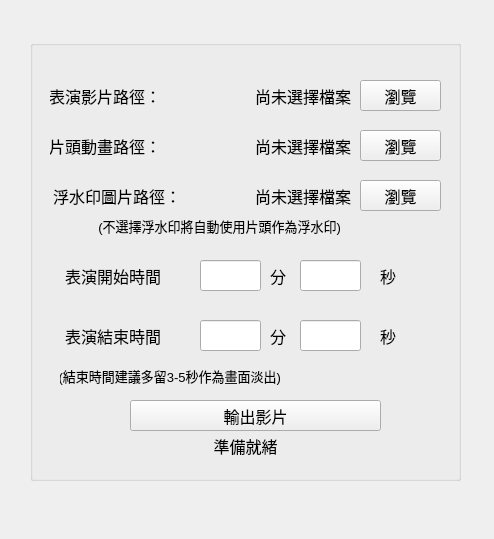
Above: main.ui from Rushyuheng/video_auto_editor before the change. Below: the same form after it.
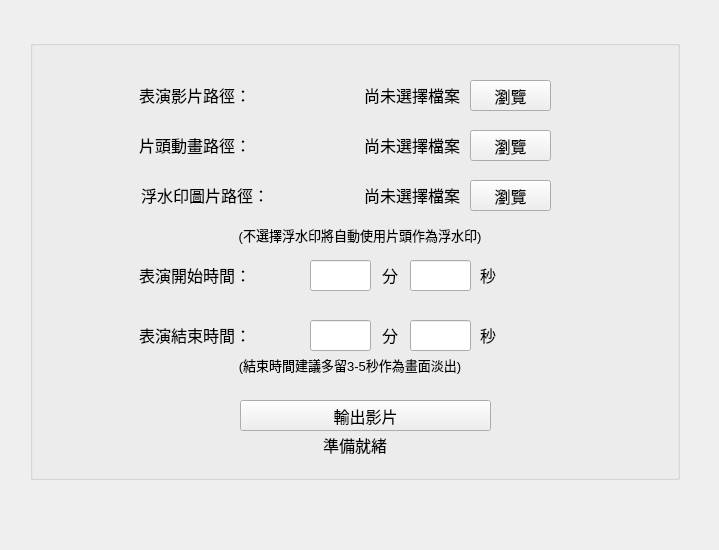
That is the form after the change.

What changed in the file:
```diff
--- a/main.ui
+++ b/main.ui
@@ -6,8 +6,8 @@
    <rect>
     <x>0</x>
     <y>0</y>
-    <width>494</width>
-    <height>539</height>
+    <width>719</width>
+    <height>550</height>
    </rect>
   </property>
   <property name="windowTitle">
@@ -18,8 +18,8 @@
     <rect>
      <x>30</x>
      <y>40</y>
-     <width>431</width>
-     <height>441</height>
+     <width>650</width>
+     <height>440</height>
     </rect>
    </property>
    <property name="font">
@@ -40,7 +40,7 @@
    <widget class="QPushButton" name="write_video">
     <property name="geometry">
      <rect>
-      <x>100</x>
+      <x>210</x>
       <y>360</y>
       <width>251</width>
       <height>31</height>
@@ -53,39 +53,39 @@
    <widget class="QLabel" name="label">
     <property name="geometry">
      <rect>
-      <x>20</x>
+      <x>90</x>
       <y>220</y>
-      <width>111</width>
-      <height>31</height>
+      <width>150</width>
+      <height>30</height>
      </rect>
     </property>
     <property name="text">
-     <string>表演開始時間</string>
+     <string>表演開始時間：</string>
     </property>
     <property name="alignment">
-     <set>Qt::AlignRight|Qt::AlignTrailing|Qt::AlignVCenter</set>
+     <set>Qt::AlignCenter</set>
     </property>
    </widget>
    <widget class="QLabel" name="label_3">
     <property name="geometry">
      <rect>
-      <x>240</x>
+      <x>340</x>
       <y>220</y>
-      <width>21</width>
-      <height>31</height>
+      <width>40</width>
+      <height>30</height>
      </rect>
     </property>
     <property name="text">
      <string>分</string>
     </property>
     <property name="alignment">
-     <set>Qt::AlignLeading|Qt::AlignLeft|Qt::AlignVCenter</set>
+     <set>Qt::AlignCenter</set>
     </property>
    </widget>
    <widget class="QLineEdit" name="start_min">
     <property name="geometry">
      <rect>
-      <x>170</x>
+      <x>280</x>
       <y>220</y>
       <width>61</width>
       <height>31</height>
@@ -95,7 +95,7 @@
    <widget class="QLineEdit" name="start_sec">
     <property name="geometry">
      <rect>
-      <x>270</x>
+      <x>380</x>
       <y>220</y>
       <width>61</width>
       <height>31</height>
@@ -105,10 +105,10 @@
    <widget class="QLabel" name="label_6">
     <property name="geometry">
      <rect>
-      <x>350</x>
+      <x>450</x>
       <y>220</y>
-      <width>31</width>
-      <height>31</height>
+      <width>40</width>
+      <height>30</height>
      </rect>
     </property>
     <property name="text">
@@ -121,23 +121,23 @@
    <widget class="QLabel" name="label_2">
     <property name="geometry">
      <rect>
-      <x>20</x>
+      <x>90</x>
       <y>280</y>
-      <width>111</width>
-      <height>31</height>
+      <width>150</width>
+      <height>30</height>
      </rect>
     </property>
     <property name="text">
-     <string>表演結束時間</string>
+     <string>表演結束時間：</string>
     </property>
     <property name="alignment">
-     <set>Qt::AlignRight|Qt::AlignTrailing|Qt::AlignVCenter</set>
+     <set>Qt::AlignCenter</set>
     </property>
    </widget>
    <widget class="QLineEdit" name="end_min">
     <property name="geometry">
      <rect>
-      <x>170</x>
+      <x>280</x>
       <y>280</y>
       <width>61</width>
       <height>31</height>
@@ -147,26 +147,26 @@
    <widget class="QLabel" name="label_7">
     <property name="geometry">
      <rect>
-      <x>240</x>
+      <x>340</x>
       <y>280</y>
-      <width>21</width>
-      <height>31</height>
+      <width>40</width>
+      <height>30</height>
      </rect>
     </property>
     <property name="text">
      <string>分</string>
     </property>
     <property name="alignment">
-     <set>Qt::AlignLeading|Qt::AlignLeft|Qt::AlignVCenter</set>
+     <set>Qt::AlignCenter</set>
     </property>
    </widget>
    <widget class="QLabel" name="label_10">
     <property name="geometry">
      <rect>
-      <x>350</x>
+      <x>450</x>
       <y>280</y>
-      <width>31</width>
-      <height>31</height>
+      <width>40</width>
+      <height>30</height>
      </rect>
     </property>
     <property name="text">
@@ -179,7 +179,7 @@
    <widget class="QLineEdit" name="end_sec">
     <property name="geometry">
      <rect>
-      <x>270</x>
+      <x>380</x>
       <y>280</y>
       <width>61</width>
       <height>31</height>
@@ -189,58 +189,58 @@
    <widget class="QLabel" name="label_4">
     <property name="geometry">
      <rect>
-      <x>20</x>
+      <x>90</x>
       <y>40</y>
-      <width>111</width>
-      <height>31</height>
+      <width>150</width>
+      <height>30</height>
      </rect>
     </property>
     <property name="text">
      <string>表演影片路徑：</string>
     </property>
     <property name="alignment">
-     <set>Qt::AlignRight|Qt::AlignTrailing|Qt::AlignVCenter</set>
+     <set>Qt::AlignCenter</set>
     </property>
    </widget>
    <widget class="QLabel" name="label_5">
     <property name="geometry">
      <rect>
-      <x>20</x>
+      <x>90</x>
       <y>90</y>
-      <width>111</width>
-      <height>31</height>
+      <width>150</width>
+      <height>30</height>
      </rect>
     </property>
     <property name="text">
      <string>片頭動畫路徑：</string>
     </property>
     <property name="alignment">
-     <set>Qt::AlignRight|Qt::AlignTrailing|Qt::AlignVCenter</set>
+     <set>Qt::AlignCenter</set>
     </property>
    </widget>
    <widget class="QLabel" name="label_8">
     <property name="geometry">
      <rect>
-      <x>20</x>
+      <x>90</x>
       <y>140</y>
-      <width>131</width>
-      <height>31</height>
+      <width>170</width>
+      <height>30</height>
      </rect>
     </property>
     <property name="text">
      <string>浮水印圖片路徑：</string>
     </property>
     <property name="alignment">
-     <set>Qt::AlignRight|Qt::AlignTrailing|Qt::AlignVCenter</set>
+     <set>Qt::AlignCenter</set>
     </property>
    </widget>
    <widget class="QLabel" name="label_9">
     <property name="geometry">
      <rect>
-      <x>30</x>
-      <y>170</y>
-      <width>281</width>
-      <height>31</height>
+      <x>190</x>
+      <y>180</y>
+      <width>280</width>
+      <height>30</height>
      </rect>
     </property>
     <property name="font">
@@ -252,13 +252,13 @@
      <string>(不選擇浮水印將自動使用片頭作為浮水印)</string>
     </property>
     <property name="alignment">
-     <set>Qt::AlignRight|Qt::AlignTrailing|Qt::AlignVCenter</set>
+     <set>Qt::AlignCenter</set>
     </property>
    </widget>
    <widget class="QPushButton" name="choose_show">
     <property name="geometry">
      <rect>
-      <x>330</x>
+      <x>440</x>
       <y>40</y>
       <width>81</width>
       <height>31</height>
@@ -271,7 +271,7 @@
    <widget class="QPushButton" name="choose_animate">
     <property name="geometry">
      <rect>
-      <x>330</x>
+      <x>440</x>
       <y>90</y>
       <width>81</width>
       <height>31</height>
@@ -284,7 +284,7 @@
    <widget class="QPushButton" name="choose_icon">
     <property name="geometry">
      <rect>
-      <x>330</x>
+      <x>440</x>
       <y>140</y>
       <width>81</width>
       <height>31</height>
@@ -297,10 +297,10 @@
    <widget class="QLabel" name="show_path">
     <property name="geometry">
      <rect>
-      <x>140</x>
+      <x>250</x>
       <y>40</y>
-      <width>181</width>
-      <height>31</height>
+      <width>180</width>
+      <height>30</height>
      </rect>
     </property>
     <property name="text">
@@ -313,10 +313,10 @@
    <widget class="QLabel" name="animate_path">
     <property name="geometry">
      <rect>
-      <x>140</x>
+      <x>250</x>
       <y>90</y>
-      <width>181</width>
-      <height>31</height>
+      <width>180</width>
+      <height>30</height>
      </rect>
     </property>
     <property name="text">
@@ -329,10 +329,10 @@
    <widget class="QLabel" name="icon_path">
     <property name="geometry">
      <rect>
-      <x>150</x>
+      <x>250</x>
       <y>140</y>
-      <width>171</width>
-      <height>31</height>
+      <width>180</width>
+      <height>30</height>
      </rect>
     </property>
     <property name="text">
@@ -345,10 +345,10 @@
    <widget class="QLabel" name="status">
     <property name="geometry">
      <rect>
-      <x>90</x>
+      <x>200</x>
       <y>390</y>
-      <width>251</width>
-      <height>31</height>
+      <width>250</width>
+      <height>30</height>
      </rect>
     </property>
     <property name="text">
@@ -361,10 +361,10 @@
    <widget class="QLabel" name="label_11">
     <property name="geometry">
      <rect>
-      <x>30</x>
-      <y>320</y>
-      <width>221</width>
-      <height>31</height>
+      <x>180</x>
+      <y>310</y>
+      <width>280</width>
+      <height>30</height>
      </rect>
     </property>
     <property name="font">
@@ -376,7 +376,7 @@
      <string>(結束時間建議多留3-5秒作為畫面淡出)</string>
     </property>
     <property name="alignment">
-     <set>Qt::AlignRight|Qt::AlignTrailing|Qt::AlignVCenter</set>
+     <set>Qt::AlignCenter</set>
     </property>
    </widget>
   </widget>
```
